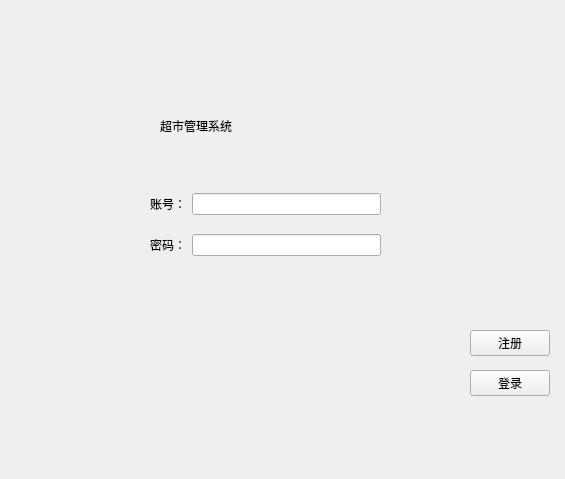
First picture: the form in ShopMangerSystem/loadview.ui, repository a624762529/shopMangerSyetem, before the edit.
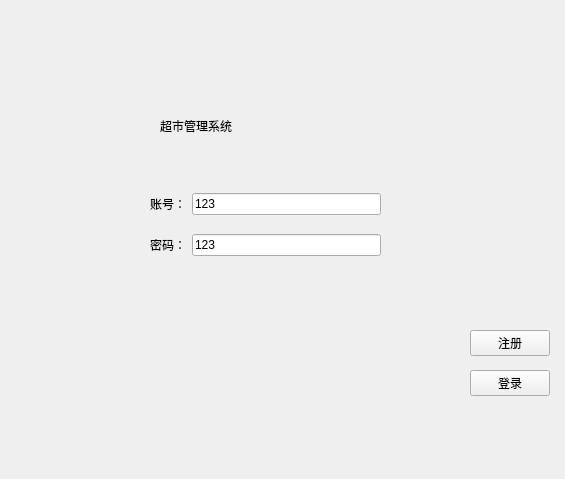
Second picture: the form after the edit.

```diff
--- a/ShopMangerSystem/loadview.ui
+++ b/ShopMangerSystem/loadview.ui
@@ -70,7 +70,11 @@
      </widget>
     </item>
     <item row="0" column="1">
-     <widget class="QLineEdit" name="lineEdit_count"/>
+     <widget class="QLineEdit" name="lineEdit_count">
+      <property name="text">
+       <string>123</string>
+      </property>
+     </widget>
     </item>
     <item row="1" column="0">
      <widget class="QLabel" name="label_2">
@@ -80,7 +84,11 @@
      </widget>
     </item>
     <item row="1" column="1">
-     <widget class="QLineEdit" name="lineEdit_password"/>
+     <widget class="QLineEdit" name="lineEdit_password">
+      <property name="text">
+       <string>123</string>
+      </property>
+     </widget>
     </item>
    </layout>
   </widget>
```
